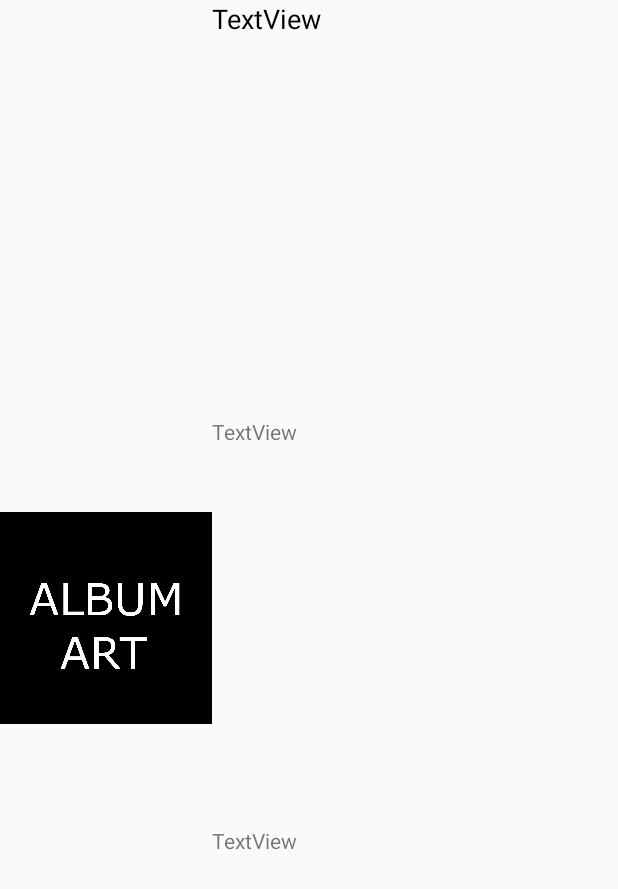
After one commit to LeveyLeonhardt/VGMPlayer, an Android app: the layout view_recycler_item.xml on its own in the app's theme, with its tools: preview values and no code run, on a phone screen of 412 x 824 dp. The commit adds this screen. Shown: the top 889 px of the screen. Run offline under Robolectric (Android 15) with nearby library versions, the phone set to English and light mode, and no system bars.

Commit message:
Added RecyclerView

```diff
--- a/app/build.gradle
+++ b/app/build.gradle
@@ -20,11 +20,13 @@ android {
 }
 
 dependencies {
-    compile fileTree(dir: 'libs', include: ['*.jar'])
+    compile fileTree(include: ['*.jar'], dir: 'libs')
     androidTestCompile('com.android.support.test.espresso:espresso-core:2.2.2', {
         exclude group: 'com.android.support', module: 'support-annotations'
     })
     compile 'com.android.support:appcompat-v7:25.3.1'
     compile 'com.android.support.constraint:constraint-layout:1.0.1'
+    compile 'com.android.support:recyclerview-v7:25.3.1'
+    compile 'com.android.support:support-v4:25.3.1'
     testCompile 'junit:junit:4.12'
 }
--- a/app/src/main/res/layout/activity_music_list.xml
+++ b/app/src/main/res/layout/activity_music_list.xml
@@ -1,9 +1,10 @@
 <?xml version="1.0" encoding="utf-8"?>
-<android.support.constraint.ConstraintLayout xmlns:android="http://schemas.android.com/apk/res/android"
+<FrameLayout xmlns:android="http://schemas.android.com/apk/res/android"
     xmlns:app="http://schemas.android.com/apk/res-auto"
     xmlns:tools="http://schemas.android.com/tools"
     android:layout_width="match_parent"
     android:layout_height="match_parent"
+    android:id="@+id/frame_music_list"
     tools:context="du.yufei.vgmplayer.MusicListActivity">
 
-</android.support.constraint.ConstraintLayout>
+</FrameLayout>
--- /dev/null
+++ b/app/src/main/res/layout/view_recycler_item.xml
@@ -0,0 +1,42 @@
+<?xml version="1.0" encoding="utf-8"?>
+<LinearLayout xmlns:android="http://schemas.android.com/apk/res/android"
+    xmlns:app="http://schemas.android.com/apk/res-auto"
+    android:layout_width="match_parent"
+    android:layout_height="wrap_content"
+    android:orientation="horizontal">
+
+    <ImageView
+        android:id="@+id/image_artwork_recycler"
+        android:layout_width="141dp"
+        android:layout_height="match_parent"
+        app:srcCompat="@drawable/dummy_art_dark" />
+
+    <LinearLayout
+        android:layout_width="match_parent"
+        android:layout_height="match_parent"
+        android:orientation="vertical">
+
+        <TextView
+            android:id="@+id/text_track_name_recycler"
+            android:layout_width="match_parent"
+            android:layout_height="wrap_content"
+            android:layout_weight="1"
+            android:text="TextView"
+            android:textColor="#000000"
+            android:textSize="18sp" />
+
+        <TextView
+            android:id="@+id/text_game_name_recycler"
+            android:layout_width="match_parent"
+            android:layout_height="wrap_content"
+            android:layout_weight="1"
+            android:text="TextView" />
+
+        <TextView
+            android:id="@+id/text_artist_name_recycler"
+            android:layout_width="match_parent"
+            android:layout_height="wrap_content"
+            android:layout_weight="1"
+            android:text="TextView" />
+    </LinearLayout>
+</LinearLayout>
--- a/app/src/main/res/values/strings.xml
+++ b/app/src/main/res/values/strings.xml
@@ -3,4 +3,8 @@
     <string name="dialog_failed">Failed to connect to server! Please try launching this app later!</string>
     <string name="dialog_failed_title">Error</string>
     <string name="dialog_failed_button">OK</string>
+    <string name="toast_not_ready">Loading config file from server, please wait until it\'s loaded</string>
+
+    <!-- TODO: Remove or change this placeholder text -->
+    <string name="hello_blank_fragment">Hello blank fragment</string>
 </resources>
```
Also changed, not shown: app/src/main/java/du/yufei/vgmplayer/Connection.java (+60 -0 lines), app/src/main/java/du/yufei/vgmplayer/GameMusicPlayer.java (+14 -1 lines), app/src/main/java/du/yufei/vgmplayer/MainActivity.java (+75 -12 lines), app/src/main/java/du/yufei/vgmplayer/MusicJsonParser.java (added, +46 -0 lines), app/src/main/java/du/yufei/vgmplayer/MusicListActivity.java (+19 -1 lines), app/src/main/java/du/yufei/vgmplayer/MusicRecyclerAdapter.java (added, +42 -0 lines), app/src/main/java/du/yufei/vgmplayer/MusicRecyclerFragment.java (added, +39 -0 lines), app/src/main/java/du/yufei/vgmplayer/MusicRecyclerHolder.java (added, +55 -0 lines), app/src/main/java/du/yufei/vgmplayer/MyService.java (+13 -2 lines), app/src/main/res/layout/fragment_music_recycler.xml (added, +13 -0 lines), app/src/main/res/menu/menu_list_music_main.xml (added, +9 -0 lines).
